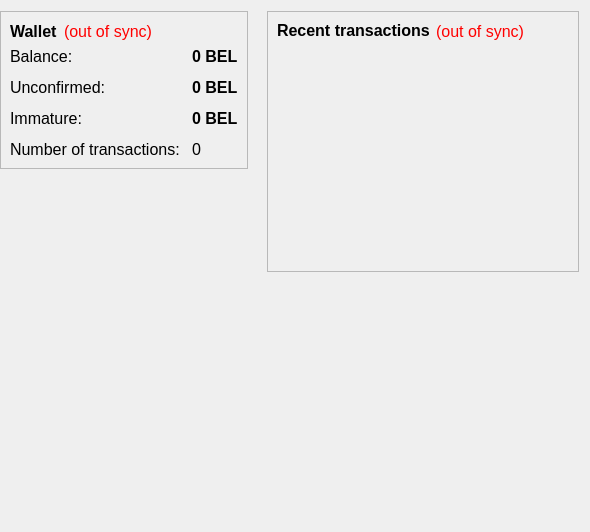
The window that src/qt/forms/overviewpage.ui (heodol/NewyorkCoin) describes before a commit, drawn with Qt 5.
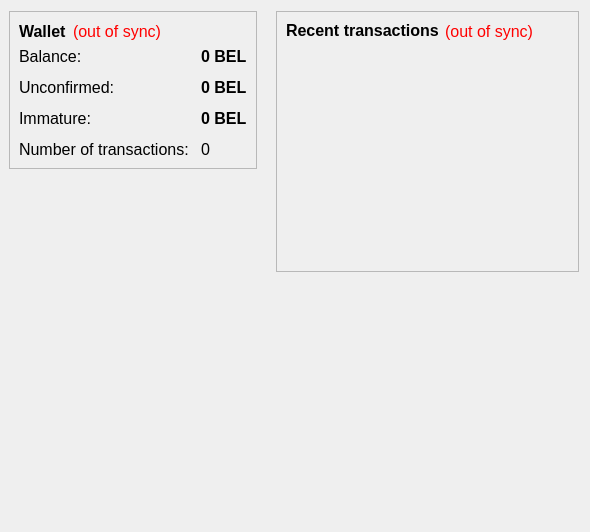
The same window after the commit. Icons and pictures are not drawn.

Diff of the .ui file:
```diff
--- a/src/qt/forms/overviewpage.ui
+++ b/src/qt/forms/overviewpage.ui
@@ -18,13 +18,16 @@
   </property>
   <layout class="QHBoxLayout" name="horizontalLayout" stretch="0,0,1">
    <property name="leftMargin">
-    <number>0</number>
+    <number>9</number>
    </property>
    <property name="bottomMargin">
     <number>0</number>
    </property>
    <item>
     <layout class="QVBoxLayout" name="verticalLayout_2">
+     <property name="leftMargin">
+      <number>0</number>
+     </property>
      <item>
       <widget class="QFrame" name="frame">
        <property name="font">
```
